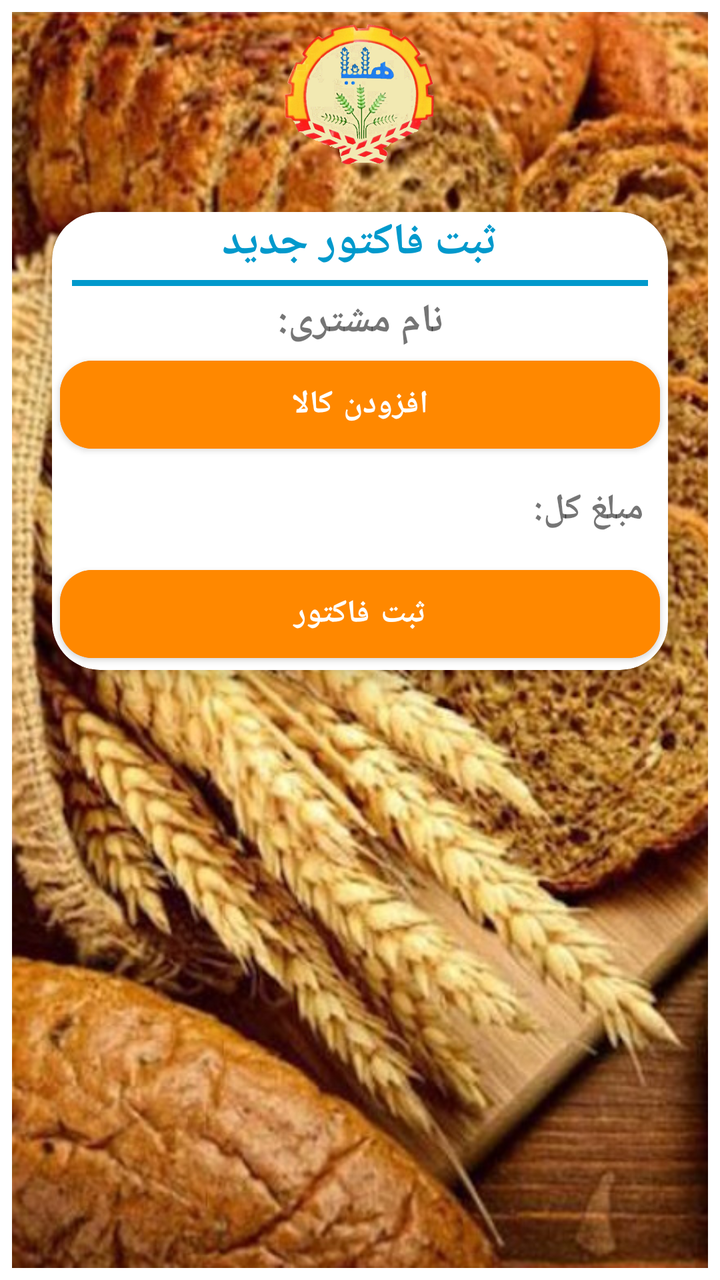
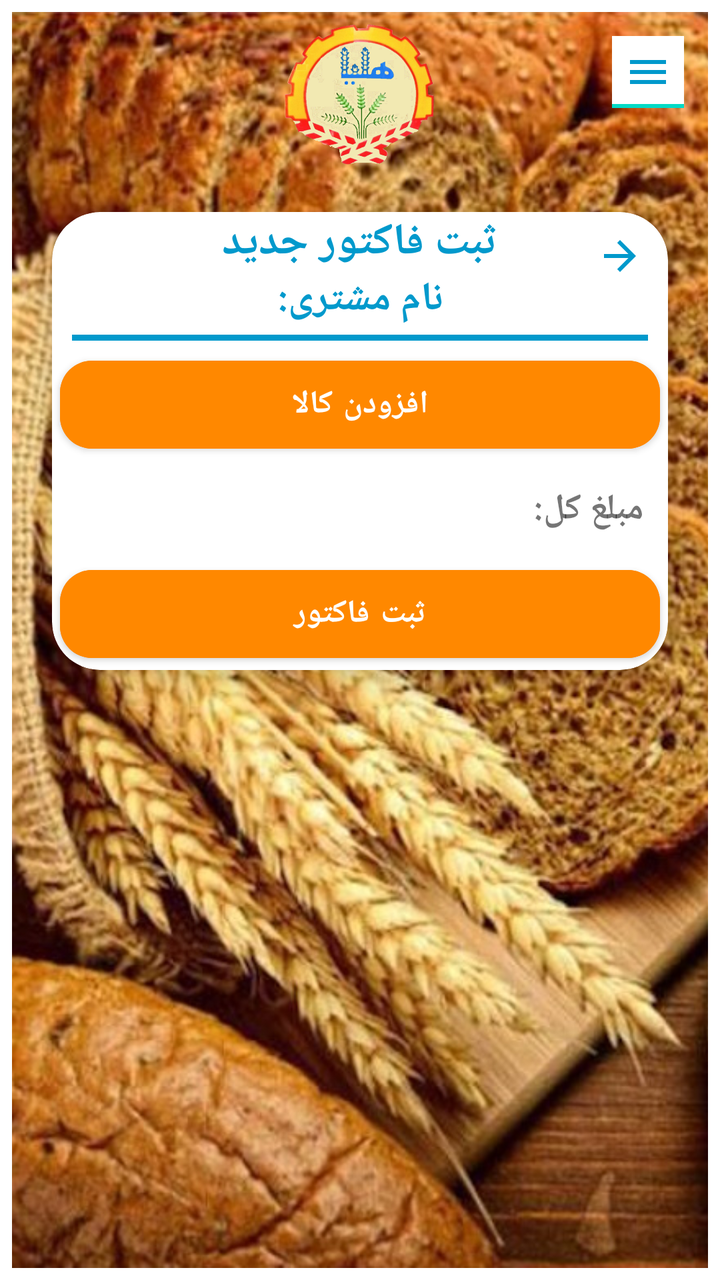

Two renders of the same Android screen: before a commit and after it. Below are the layout's source before the change and the commit's diff.
<!-- AndroidManifest.xml: application theme Theme.Helia -->
<!-- res/layout/activity_invoice.xml -->
<?xml version="1.0" encoding="utf-8"?>
<ScrollView xmlns:android="http://schemas.android.com/apk/res/android"
    xmlns:app="http://schemas.android.com/apk/res-auto"
    xmlns:tools="http://schemas.android.com/tools"
    android:id="@+id/main"
    android:layout_width="match_parent"
    android:layout_height="match_parent"
    android:fillViewport="true">

    <androidx.constraintlayout.widget.ConstraintLayout
        android:layout_width="match_parent"
        android:layout_height="wrap_content"
        android:padding="6dp">
        
        <ImageView
            android:id="@+id/ivBackground"
            android:layout_width="0dp"
            android:layout_height="0dp"
            android:scaleType="centerCrop"
            android:src="@drawable/h62"
            app:layout_constraintBottom_toBottomOf="parent"
            app:layout_constraintEnd_toEndOf="parent"
            app:layout_constraintStart_toStartOf="parent"
            app:layout_constraintTop_toTopOf="parent" />

        
        <ImageView
            android:id="@+id/ivLogo"
            android:layout_width="80dp"
            android:layout_height="80dp"
            android:layout_marginBottom="24dp"
            android:src="@drawable/helia2"
            app:layout_constraintEnd_toEndOf="parent"
            app:layout_constraintStart_toStartOf="parent"
            app:layout_constraintTop_toTopOf="@id/ivBackground" />

        <com.google.android.material.card.MaterialCardView
            android:id="@+id/cardContainer"
            android:layout_width="match_parent"
            android:layout_height="wrap_content"
            android:layout_margin="20dp"
            android:layout_marginTop="80dp"
            app:cardCornerRadius="24dp"
            app:cardElevation="8dp"
            app:layout_constraintLeft_toLeftOf="@id/ivBackground"
            app:layout_constraintTop_toBottomOf="@id/ivLogo"
            app:strokeWidth="0dp">

            <LinearLayout
                android:layout_width="match_parent"
                android:layout_height="match_parent"
                android:orientation="vertical">

                <TextView
                    android:id="@+id/txtInvoiceTitle"
                    android:layout_width="wrap_content"
                    android:layout_height="wrap_content"
                    android:layout_gravity="center"
                    android:text="ثبت فاکتور جدید"
                    android:textColor="#0099CC"
                    android:textSize="22sp"
                    android:textStyle="bold" />

                <View
                    android:layout_width="wrap_content"
                    android:layout_height="3dp"
                    android:layout_gravity="center"
                    android:layout_marginLeft="10dp"
                    android:layout_marginTop="4dp"
                    android:layout_marginRight="10dp"
                    android:layout_marginBottom="4dp"
                    android:background="#0099CC" />

                <TextView
                    android:id="@+id/txtCustomer"
                    android:layout_width="match_parent"
                    android:layout_height="wrap_content"
                    android:textAlignment="center"
                    android:textStyle="bold"
                    android:text="نام مشتری:"
                    android:textSize="20sp" />

                <com.google.android.material.button.MaterialButton
                    android:id="@+id/btnAddProduct"
                    android:layout_width="match_parent"
                    android:layout_height="56dp"
                    android:layout_marginLeft="4dp"
                    android:layout_marginRight="4dp"
                    android:backgroundTint="@android:color/holo_orange_dark"
                    android:text="افزودن کالا"
                    android:textColor="@color/white"
                    android:textSize="16sp"
                    android:textStyle="bold"
                    app:cornerRadius="16dp" />

                <androidx.recyclerview.widget.RecyclerView
                    android:id="@+id/rvItems"
                    android:layout_width="match_parent"
                    android:layout_height="0dp"
                    android:layout_weight="1" />

                <TextView
                    android:id="@+id/txtTotal"
                    android:layout_width="match_parent"
                    android:layout_height="wrap_content"
                    android:padding="12dp"
                    android:text="مبلغ کل:"
                    android:textSize="18sp"
                    android:textStyle="bold" />

                <com.google.android.material.button.MaterialButton
                    android:id="@+id/btnSaveInvoice"
                    android:layout_width="match_parent"
                    android:layout_height="56dp"
                    android:layout_marginLeft="4dp"
                    android:layout_marginRight="4dp"
                    android:backgroundTint="@android:color/holo_orange_dark"
                    android:text="ثبت فاکتور"
                    android:textColor="@color/white"
                    android:textSize="16sp"
                    android:textStyle="bold"
                    app:cornerRadius="16dp" />


            </LinearLayout>
        </com.google.android.material.card.MaterialCardView>
    </androidx.constraintlayout.widget.ConstraintLayout>
</ScrollView>
<!-- resources referenced by this layout -->
<resources>
  <color name="white">#FFFFFFFF</color>
  <!-- drawable h62: jpg bitmap (drawable, 373856 bytes) -->
  <!-- drawable helia2: png bitmap (drawable, 226367 bytes) -->
  <style name="Theme.Helia" parent="Theme.MaterialComponents.DayNight.NoActionBar">
  
          <item name="android:statusBarColor">@android:color/white</item>
          <item name="android:navigationBarColor">@android:color/white</item>
  
          <item name="android:windowLightStatusBar">true</item>
          <item name="android:windowLightNavigationBar">true</item>
  
      </style>
</resources>

<!-- the commit's change to res/layout/activity_invoice.xml (unified diff, before → after) -->
@@ -1,128 +1,320 @@
 <?xml version="1.0" encoding="utf-8"?>
-<ScrollView xmlns:android="http://schemas.android.com/apk/res/android"
+<androidx.drawerlayout.widget.DrawerLayout xmlns:android="http://schemas.android.com/apk/res/android"
     xmlns:app="http://schemas.android.com/apk/res-auto"
-    xmlns:tools="http://schemas.android.com/tools"
-    android:id="@+id/main"
+    android:id="@+id/drawerLayout"
     android:layout_width="match_parent"
     android:layout_height="match_parent"
-    android:fillViewport="true">
-
-    <androidx.constraintlayout.widget.ConstraintLayout
-        android:layout_width="match_parent"
-        android:layout_height="wrap_content"
-        android:padding="6dp">
-        
-        <ImageView
-            android:id="@+id/ivBackground"
-            android:layout_width="0dp"
-            android:layout_height="0dp"
-            android:scaleType="centerCrop"
-            android:src="@drawable/h62"
-            app:layout_constraintBottom_toBottomOf="parent"
-            app:layout_constraintEnd_toEndOf="parent"
-            app:layout_constraintStart_toStartOf="parent"
-            app:layout_constraintTop_toTopOf="parent" />
-
-        
-        <ImageView
-            android:id="@+id/ivLogo"
-            android:layout_width="80dp"
-            android:layout_height="80dp"
-            android:layout_marginBottom="24dp"
-            android:src="@drawable/helia2"
-            app:layout_constraintEnd_toEndOf="parent"
-            app:layout_constraintStart_toStartOf="parent"
-            app:layout_constraintTop_toTopOf="@id/ivBackground" />
-
-        <com.google.android.material.card.MaterialCardView
-            android:id="@+id/cardContainer"
+    android:layoutDirection="rtl">
+
+    <ScrollView
+        android:id="@+id/main"
+        android:layout_width="match_parent"
+        android:layout_height="match_parent"
+        android:fillViewport="true">
+
+        <androidx.constraintlayout.widget.ConstraintLayout
             android:layout_width="match_parent"
             android:layout_height="wrap_content"
-            android:layout_margin="20dp"
-            android:layout_marginTop="80dp"
-            app:cardCornerRadius="24dp"
-            app:cardElevation="8dp"
-            app:layout_constraintLeft_toLeftOf="@id/ivBackground"
-            app:layout_constraintTop_toBottomOf="@id/ivLogo"
-            app:strokeWidth="0dp">
-
-            <LinearLayout
+            android:padding="6dp">
+            
+            <ImageView
+                android:id="@+id/ivBackground"
+                android:layout_width="0dp"
+                android:layout_height="0dp"
+                android:scaleType="centerCrop"
+                android:src="@drawable/h62"
+                app:layout_constraintBottom_toBottomOf="parent"
+                app:layout_constraintEnd_toEndOf="parent"
+                app:layout_constraintStart_toStartOf="parent"
+                app:layout_constraintTop_toTopOf="parent" />
+
+            <ImageButton
+                android:id="@+id/btnMenu"
+                android:layout_width="36dp"
+                android:layout_height="36dp"
+                android:layout_margin="12dp"
+                android:background="?attr/actionModeBackground"
+                android:contentDescription="منو"
+                android:padding="12dp"
+                android:src="@drawable/ic_menu"
+                app:layout_constraintStart_toStartOf="parent"
+                app:layout_constraintTop_toTopOf="parent"
+                app:tint="#0099CC" />
+
+            
+            <ImageView
+                android:id="@+id/ivLogo"
+                android:layout_width="80dp"
+                android:layout_height="80dp"
+                android:layout_marginBottom="24dp"
+                android:src="@drawable/helia2"
+                app:layout_constraintEnd_toEndOf="parent"
+                app:layout_constraintStart_toStartOf="parent"
+                app:layout_constraintTop_toTopOf="@id/ivBackground" />
+
+            <com.google.android.material.card.MaterialCardView
+                android:id="@+id/cardContainer"
                 android:layout_width="match_parent"
-                android:layout_height="match_parent"
-                android:orientation="vertical">
-
-                <TextView
-                    android:id="@+id/txtInvoiceTitle"
-                    android:layout_width="wrap_content"
-                    android:layout_height="wrap_content"
-                    android:layout_gravity="center"
-                    android:text="ثبت فاکتور جدید"
-                    android:textColor="#0099CC"
-                    android:textSize="22sp"
-                    android:textStyle="bold" />
-
-                <View
-                    android:layout_width="wrap_content"
-                    android:layout_height="3dp"
-                    android:layout_gravity="center"
-                    android:layout_marginLeft="10dp"
-                    android:layout_marginTop="4dp"
-                    android:layout_marginRight="10dp"
-                    android:layout_marginBottom="4dp"
-                    android:background="#0099CC" />
-
-                <TextView
-                    android:id="@+id/txtCustomer"
+                android:layout_height="wrap_content"
+                android:layout_margin="20dp"
+                android:layout_marginTop="80dp"
+                app:cardCornerRadius="24dp"
+                app:cardElevation="8dp"
+                app:layout_constraintLeft_toLeftOf="@id/ivBackground"
+                app:layout_constraintTop_toBottomOf="@id/ivLogo"
+                app:strokeWidth="0dp">
+
+                <ImageButton
+                    android:id="@+id/btnBack"
+                    android:layout_width="32dp"
+                    android:layout_height="32dp"
+                    android:layout_marginTop="6dp"
+                    android:layout_marginRight="8dp"
+                    android:background="@android:color/transparent"
+                    android:contentDescription="بازگشت به صفحه ورود"
+                    android:src="?attr/homeAsUpIndicator"
+                    app:layout_constraintEnd_toEndOf="parent"
+                    app:layout_constraintTop_toTopOf="parent"
+                    app:tint="#0099CC" />
+
+                <LinearLayout
                     android:layout_width="match_parent"
-                    android:layout_height="wrap_content"
-                    android:textAlignment="center"
-                    android:textStyle="bold"
-                    android:text="نام مشتری:"
-                    android:textSize="20sp" />
-
-                <com.google.android.material.button.MaterialButton
-                    android:id="@+id/btnAddProduct"
-                    android:layout_width="match_parent"
-                    android:layout_height="56dp"
-                    android:layout_marginLeft="4dp"
-                    android:layout_marginRight="4dp"
-                    android:backgroundTint="@android:color/holo_orange_dark"
-                    android:text="افزودن کالا"
-                    android:textColor="@color/white"
-                    android:textSize="16sp"
-                    android:textStyle="bold"
-                    app:cornerRadius="16dp" />
-
-                <androidx.recyclerview.widget.RecyclerView
-                    android:id="@+id/rvItems"
-                    android:layout_width="match_parent"
-                    android:layout_height="0dp"
-                    android:layout_weight="1" />
-
-                <TextView
-                    android:id="@+id/txtTotal"
-                    android:layout_width="match_parent"
-                    android:layout_height="wrap_content"
-                    android:padding="12dp"
-                    android:text="مبلغ کل:"
-                    android:textSize="18sp"
-                    android:textStyle="bold" />
-
-                <com.google.android.material.button.MaterialButton
-                    android:id="@+id/btnSaveInvoice"
-                    android:layout_width="match_parent"
-                    android:layout_height="56dp"
-                    android:layout_marginLeft="4dp"
-                    android:layout_marginRight="4dp"
-                    android:backgroundTint="@android:color/holo_orange_dark"
-                    android:text="ثبت فاکتور"
-                    android:textColor="@color/white"
-                    android:textSize="16sp"
-                    android:textStyle="bold"
-                    app:cornerRadius="16dp" />
-
-
-            </LinearLayout>
-        </com.google.android.material.card.MaterialCardView>
-    </androidx.constraintlayout.widget.ConstraintLayout>
-</ScrollView>
+                    android:layout_height="match_parent"
+                    android:orientation="vertical">
+
+                    <TextView
+                        android:id="@+id/txtInvoiceTitle"
+                        android:layout_width="wrap_content"
+                        android:layout_height="wrap_content"
+                        android:layout_gravity="center"
+                        android:text="ثبت فاکتور جدید"
+                        android:textColor="#0099CC"
+                        android:textSize="22sp"
+                        android:textStyle="bold" />
+
+                    <TextView
+                        android:id="@+id/txtCustomer"
+                        android:layout_width="match_parent"
+                        android:layout_height="wrap_content"
+                        android:text="نام مشتری:"
+                        android:textAlignment="center"
+                        android:textColor="#0099CC"
+                        android:textSize="20sp"
+                        android:textStyle="bold" />
+                    <View
+                        android:layout_width="wrap_content"
+                        android:layout_height="3dp"
+                        android:layout_gravity="center"
+                        android:layout_marginLeft="10dp"
+                        android:layout_marginTop="4dp"
+                        android:layout_marginRight="10dp"
+                        android:layout_marginBottom="4dp"
+                        android:background="#0099CC" />
+
+                    <com.google.android.material.button.MaterialButton
+                        android:id="@+id/btnAddProduct"
+                        android:layout_width="match_parent"
+                        android:layout_height="56dp"
+                        android:layout_marginLeft="4dp"
+                        android:layout_marginRight="4dp"
+                        android:backgroundTint="@android:color/holo_orange_dark"
+                        android:text="افزودن کالا"
+                        android:textColor="@color/white"
+                        android:textSize="16sp"
+                        android:textStyle="bold"
+                        app:cornerRadius="16dp" />
+
+                    <androidx.recyclerview.widget.RecyclerView
+                        android:id="@+id/rvItems"
+                        android:layout_width="match_parent"
+                        android:layout_height="0dp"
+                        android:layout_weight="1" />
+
+                    <TextView
+                        android:id="@+id/txtTotal"
+                        android:layout_width="match_parent"
+                        android:layout_height="wrap_content"
+                        android:padding="12dp"
+                        android:text="مبلغ کل:"
+                        android:textSize="18sp"
+                        android:textStyle="bold" />
+
+                    <com.google.android.material.button.MaterialButton
+                        android:id="@+id/btnSaveInvoice"
+                        android:layout_width="match_parent"
+                        android:layout_height="56dp"
+                        android:layout_marginLeft="4dp"
+                        android:layout_marginRight="4dp"
+                        android:backgroundTint="@android:color/holo_orange_dark"
+                        android:text="ثبت فاکتور"
+                        android:textColor="@color/white"
+                        android:textSize="16sp"
+                        android:textStyle="bold"
+                        app:cornerRadius="16dp" />
+
+
+                </LinearLayout>
+            </com.google.android.material.card.MaterialCardView>
+        </androidx.constraintlayout.widget.ConstraintLayout>
+    </ScrollView>
+
+    <include
+        android:id="@+id/drawerMenu"
+        layout="@layout/drawer_menu"
+        android:layout_width="250dp"
+        android:layout_height="match_parent"
+        android:layout_gravity="start" />
+
+</androidx.drawerlayout.widget.DrawerLayout>
+<!-- res/layout/drawer_menu.xml (included above) -->
+<?xml version="1.0" encoding="utf-8"?>
+<LinearLayout xmlns:android="http://schemas.android.com/apk/res/android"
+    xmlns:app="http://schemas.android.com/apk/res-auto"
+    android:layout_width="300dp"
+    android:layout_height="match_parent"
+    android:background="?attr/colorSurface"
+    android:elevation="12dp"
+    android:layoutDirection="rtl"
+    android:orientation="vertical">
+
+    
+    <LinearLayout
+        android:layout_width="match_parent"
+        android:layout_height="190dp"
+        android:background="#0099CC"
+        android:orientation="vertical">
+
+        
+        <LinearLayout
+            android:layout_width="match_parent"
+            android:layout_height="wrap_content"
+            android:gravity="center_vertical|end"
+            android:paddingTop="4dp"
+            android:paddingEnd="4dp">
+
+            <ImageButton
+                android:id="@+id/btnCloseDrawer"
+                android:layout_width="30dp"
+                android:layout_height="30dp"
+                android:background="@android:color/transparent"
+                android:contentDescription="بستن منو"
+                android:src="@drawable/ic_close"
+                app:tint="#FFFFFF" />
+
+        </LinearLayout>
+
+        
+        <LinearLayout
+            android:layout_width="match_parent"
+            android:layout_height="wrap_content"
+            android:gravity="center"
+            android:orientation="vertical"
+            android:padding="8dp">
+
+            <ImageView
+                android:id="@+id/imgDrawerLogo"
+                android:layout_width="65dp"
+                android:layout_height="65dp"
+                android:contentDescription="لوگوی هلیا"
+                android:src="@drawable/helia2" />
+
+            <TextView
+                android:layout_width="wrap_content"
+                android:layout_height="wrap_content"
+                android:layout_marginTop="5dp"
+                android:text="هلیا"
+                android:textColor="#FFFFFF"
+                android:textSize="24sp"
+                android:textStyle="bold" />
+
+            <TextView
+                android:layout_width="wrap_content"
+                android:layout_height="wrap_content"
+                android:layout_marginTop="1dp"
+                android:text="سامانه نان فانتزی هلیا"
+                android:textColor="#FFFFFF"
+                android:textSize="14sp" />
+
+        </LinearLayout>
+
+    </LinearLayout>
+
+    
+    <View
+        android:layout_width="match_parent"
+        android:layout_height="1dp"
+        android:background="#DDDDDD" />
+
+    
+    <TextView
+        android:id="@+id/menuNewInvoice"
+        android:layout_width="match_parent"
+        android:layout_height="55dp"
+        android:gravity="center_vertical"
+        android:paddingStart="20dp"
+        android:paddingEnd="20dp"
+        android:text="🧾   فاکتور جدید"
+        android:textColor="?attr/colorOnSurface"
+        android:textSize="17sp" />
+
+    
+
+
+    
+    <TextView
+        android:id="@+id/menuInvoiceHistory"
+        android:layout_width="match_parent"
+        android:layout_height="55dp"
+        android:gravity="center_vertical"
+        android:paddingStart="20dp"
+        android:paddingEnd="20dp"
+        android:text="📋   سوابق/تصویر فاکتورها"
+        android:textColor="?attr/colorOnSurface"
+        android:textSize="17sp" />
+
+    
+
+
+    
+
+
+
+
+    
+    <TextView
+        android:id="@+id/menuSettings"
+        android:layout_width="match_parent"
+        android:layout_height="55dp"
+        android:gravity="center_vertical"
+        android:paddingStart="20dp"
+        android:paddingEnd="20dp"
+        android:text="⚙   تنظیمات"
+        android:textColor="?attr/colorOnSurface"
+        android:textSize="17sp" />
+
+    
+    <TextView
+        android:id="@+id/menuAbout"
+        android:layout_width="match_parent"
+        android:layout_height="55dp"
+        android:gravity="center_vertical"
+        android:paddingStart="20dp"
+        android:paddingEnd="20dp"
+        android:text="\u200Fℹ️   درباره برنامه"
+        android:textColor="?attr/colorOnSurface"
+        android:textSize="17sp" />
+
+
+    
+    <TextView
+        android:id="@+id/menuLogout"
+        android:layout_width="match_parent"
+        android:layout_height="55dp"
+        android:gravity="center_vertical"
+        android:paddingStart="20dp"
+        android:paddingEnd="20dp"
+        android:text="🚪   خروج"
+        android:textColor="?attr/colorOnSurface"
+        android:textSize="17sp" />
+
+</LinearLayout>
<!-- resource entries referenced after the edit -->
@@ -3,6 +3,30 @@
   <color name="white">#FFFFFFFF</color>
   <!-- drawable h62: jpg bitmap (drawable, 373856 bytes) -->
   <!-- drawable helia2: png bitmap (drawable, 226367 bytes) -->
+  <!-- drawable ic_close (drawable) -->
+  <vector xmlns:android="http://schemas.android.com/apk/res/android"
+      android:width="24dp"
+      android:height="24dp"
+      android:viewportWidth="24"
+      android:viewportHeight="24">
+  
+      <path
+          android:fillColor="#FFFFFF"
+          android:pathData="M18.3,5.71L16.89,4.29 12,9.17 7.11,4.29 5.7,5.71 10.59,10.59 5.7,15.48 7.11,16.89 12,12 16.89,16.89 18.3,15.48 13.41,10.59z" />
+  
+  </vector>
+  <!-- drawable ic_menu (drawable) -->
+  <?xml version="1.0" encoding="utf-8"?>
+  <vector xmlns:android="http://schemas.android.com/apk/res/android"
+      android:width="24dp"
+      android:height="24dp"
+      android:viewportWidth="24"
+      android:viewportHeight="24">
+  
+      <path
+          android:fillColor="#FF000000"
+          android:pathData="M3,6h18v2H3zM3,11h18v2H3zM3,16h18v2H3z" />
+  </vector>
   <style name="Theme.Helia" parent="Theme.MaterialComponents.DayNight.NoActionBar">
   
           <item name="android:statusBarColor">@android:color/white</item>
